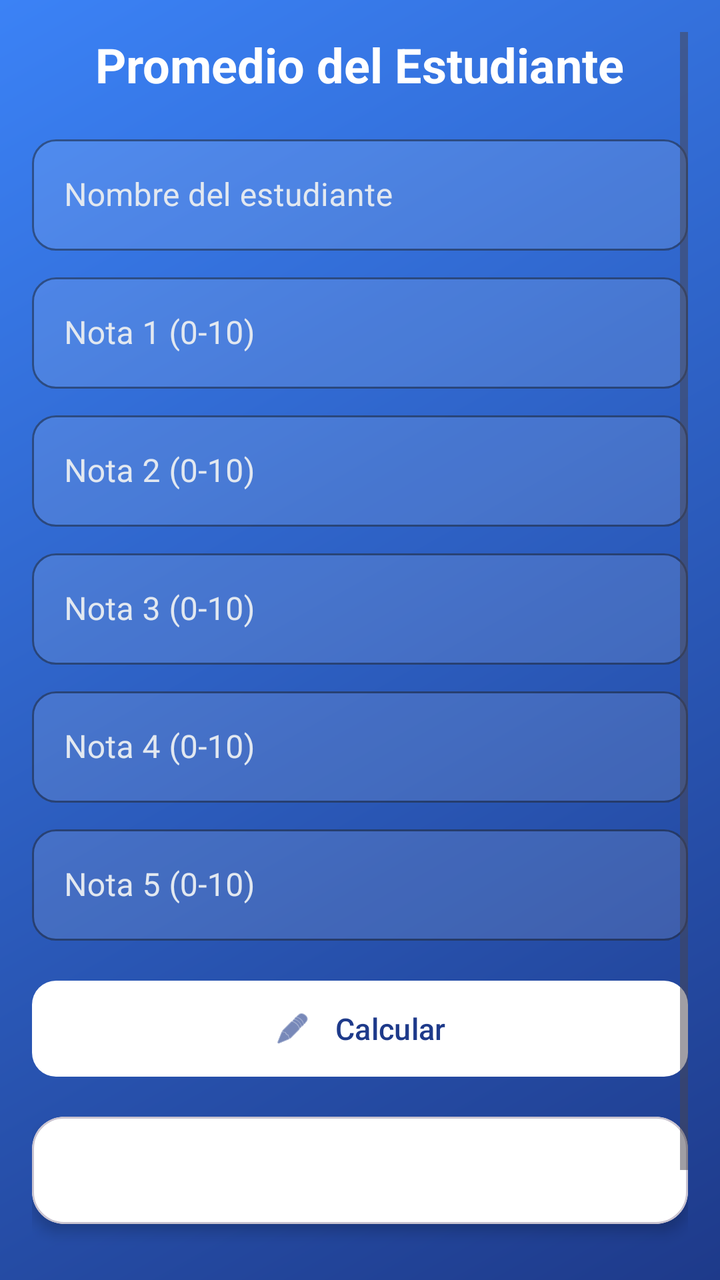
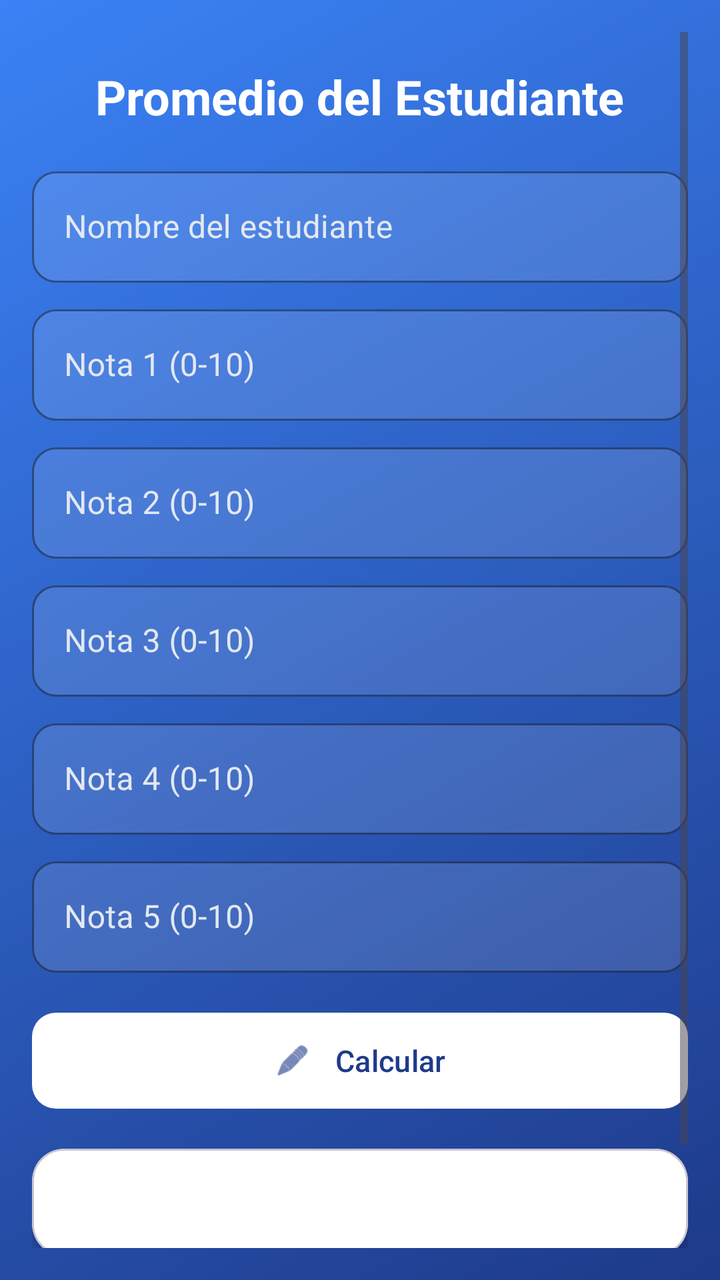

Compare the two renders of this Android layout. The source of the first and the diff that turns it into the second are given below.
<!-- AndroidManifest.xml: application theme Theme._1erDesafioDSM -->
<!-- res/layout/activity_promedio.xml -->
<?xml version="1.0" encoding="utf-8"?>
<ScrollView xmlns:android="http://schemas.android.com/apk/res/android"
    xmlns:app="http://schemas.android.com/apk/res-auto"
    android:layout_width="match_parent"
    android:layout_height="match_parent"
    android:background="@drawable/bg_gradient"
    android:padding="@dimen/padding_medium">

    <LinearLayout
        android:layout_width="match_parent"
        android:layout_height="wrap_content"
        android:orientation="vertical">

        
        <TextView
            android:layout_width="wrap_content"
            android:layout_height="wrap_content"
            android:text="@string/titulo_promedio"
            android:textSize="24sp"
            android:textStyle="bold"
            android:textColor="#FFFFFF"
            android:layout_gravity="center_horizontal"
            android:layout_marginBottom="@dimen/margin_medium" />

        
        <com.google.android.material.textfield.TextInputLayout
            style="@style/Widget.MaterialComponents.TextInputLayout.OutlinedBox"
            android:layout_width="match_parent"
            android:layout_height="wrap_content"
            android:hint="@string/hint_nombre_estudiante"
            android:textColorHint="#E2E8F0"
            app:boxBackgroundColor="#1EFFFFFF"
            app:boxCornerRadiusTopStart="12dp"
            app:boxCornerRadiusTopEnd="12dp"
            app:boxCornerRadiusBottomStart="12dp"
            app:boxCornerRadiusBottomEnd="12dp"
            app:boxStrokeColor="#FFFFFF"
            app:hintTextColor="#FFFFFF"
            android:layout_marginBottom="@dimen/margin_small">

            <com.google.android.material.textfield.TextInputEditText
                android:id="@+id/etNombreEstudiante"
                android:layout_width="match_parent"
                android:layout_height="wrap_content"
                android:inputType="textPersonName"
                android:textColor="#FFFFFF" />
        </com.google.android.material.textfield.TextInputLayout>

        
        <com.google.android.material.textfield.TextInputLayout
            style="@style/Widget.MaterialComponents.TextInputLayout.OutlinedBox"
            android:layout_width="match_parent"
            android:layout_height="wrap_content"
            android:hint="@string/hint_nota1"
            android:textColorHint="#E2E8F0"
            app:boxBackgroundColor="#1EFFFFFF"
            app:boxCornerRadiusTopStart="12dp"
            app:boxCornerRadiusTopEnd="12dp"
            app:boxCornerRadiusBottomStart="12dp"
            app:boxCornerRadiusBottomEnd="12dp"
            app:boxStrokeColor="#FFFFFF"
            app:hintTextColor="#FFFFFF"
            android:layout_marginBottom="@dimen/margin_small">

            <com.google.android.material.textfield.TextInputEditText
                android:id="@+id/etNota1"
                android:layout_width="match_parent"
                android:layout_height="wrap_content"
                android:inputType="numberDecimal"
                android:textColor="#FFFFFF" />
        </com.google.android.material.textfield.TextInputLayout>

        
        <com.google.android.material.textfield.TextInputLayout
            style="@style/Widget.MaterialComponents.TextInputLayout.OutlinedBox"
            android:layout_width="match_parent"
            android:layout_height="wrap_content"
            android:hint="@string/hint_nota2"
            android:textColorHint="#E2E8F0"
            app:boxBackgroundColor="#1EFFFFFF"
            app:boxCornerRadiusTopStart="12dp"
            app:boxCornerRadiusTopEnd="12dp"
            app:boxCornerRadiusBottomStart="12dp"
            app:boxCornerRadiusBottomEnd="12dp"
            app:boxStrokeColor="#FFFFFF"
            app:hintTextColor="#FFFFFF"
            android:layout_marginBottom="@dimen/margin_small">

            <com.google.android.material.textfield.TextInputEditText
                android:id="@+id/etNota2"
                android:layout_width="match_parent"
                android:layout_height="wrap_content"
                android:inputType="numberDecimal"
                android:textColor="#FFFFFF" />
        </com.google.android.material.textfield.TextInputLayout>

        
        <com.google.android.material.textfield.TextInputLayout
            style="@style/Widget.MaterialComponents.TextInputLayout.OutlinedBox"
            android:layout_width="match_parent"
            android:layout_height="wrap_content"
            android:hint="@string/hint_nota3"
            android:textColorHint="#E2E8F0"
            app:boxBackgroundColor="#1EFFFFFF"
            app:boxCornerRadiusTopStart="12dp"
            app:boxCornerRadiusTopEnd="12dp"
            app:boxCornerRadiusBottomStart="12dp"
            app:boxCornerRadiusBottomEnd="12dp"
            app:boxStrokeColor="#FFFFFF"
            app:hintTextColor="#FFFFFF"
            android:layout_marginBottom="@dimen/margin_small">

            <com.google.android.material.textfield.TextInputEditText
                android:id="@+id/etNota3"
                android:layout_width="match_parent"
                android:layout_height="wrap_content"
                android:inputType="numberDecimal"
                android:textColor="#FFFFFF" />
        </com.google.android.material.textfield.TextInputLayout>

        
        <com.google.android.material.textfield.TextInputLayout
            style="@style/Widget.MaterialComponents.TextInputLayout.OutlinedBox"
            android:layout_width="match_parent"
            android:layout_height="wrap_content"
            android:hint="@string/hint_nota4"
            android:textColorHint="#E2E8F0"
            app:boxBackgroundColor="#1EFFFFFF"
            app:boxCornerRadiusTopStart="12dp"
            app:boxCornerRadiusTopEnd="12dp"
            app:boxCornerRadiusBottomStart="12dp"
            app:boxCornerRadiusBottomEnd="12dp"
            app:boxStrokeColor="#FFFFFF"
            app:hintTextColor="#FFFFFF"
            android:layout_marginBottom="@dimen/margin_small">

            <com.google.android.material.textfield.TextInputEditText
                android:id="@+id/etNota4"
                android:layout_width="match_parent"
                android:layout_height="wrap_content"
                android:inputType="numberDecimal"
                android:textColor="#FFFFFF" />
        </com.google.android.material.textfield.TextInputLayout>

        
        <com.google.android.material.textfield.TextInputLayout
            style="@style/Widget.MaterialComponents.TextInputLayout.OutlinedBox"
            android:layout_width="match_parent"
            android:layout_height="wrap_content"
            android:hint="@string/hint_nota5"
            android:textColorHint="#E2E8F0"
            app:boxBackgroundColor="#1EFFFFFF"
            app:boxCornerRadiusTopStart="12dp"
            app:boxCornerRadiusTopEnd="12dp"
            app:boxCornerRadiusBottomStart="12dp"
            app:boxCornerRadiusBottomEnd="12dp"
            app:boxStrokeColor="#FFFFFF"
            app:hintTextColor="#FFFFFF"
            android:layout_marginBottom="@dimen/margin_medium">

            <com.google.android.material.textfield.TextInputEditText
                android:id="@+id/etNota5"
                android:layout_width="match_parent"
                android:layout_height="wrap_content"
                android:inputType="numberDecimal"
                android:textColor="#FFFFFF" />
        </com.google.android.material.textfield.TextInputLayout>

        
        <com.google.android.material.button.MaterialButton
            android:id="@+id/btnCalcularPromedio"
            android:layout_width="match_parent"
            android:layout_height="56dp"
            android:text="@string/btn_calcular"
            android:textSize="15sp"
            android:textAllCaps="false"
            android:textColor="#1E3A8A"
            app:backgroundTint="#FFFFFF"
            app:iconTint="#1E3A8A"
            app:cornerRadius="12dp"
            app:icon="@android:drawable/ic_menu_edit"
            app:iconGravity="textStart"
            app:iconPadding="12dp"
            android:layout_marginBottom="@dimen/margin_medium" />

        
        <com.google.android.material.card.MaterialCardView
            android:layout_width="match_parent"
            android:layout_height="wrap_content"
            app:cardCornerRadius="16dp"
            app:cardElevation="4dp"
            app:cardBackgroundColor="#FFFFFF">

            <TextView
                android:id="@+id/tvResultado"
                android:layout_width="match_parent"
                android:layout_height="wrap_content"
                android:textSize="@dimen/text_body_size"
                android:textColor="#0F172A"
                android:textStyle="bold"
                android:padding="@dimen/padding_medium"
                android:gravity="center" />
        </com.google.android.material.card.MaterialCardView>

        
        <com.google.android.material.button.MaterialButton
            android:id="@+id/btnRegresarMenu"
            style="@style/Widget.MaterialComponents.Button.OutlinedButton"
            android:layout_width="match_parent"
            android:layout_height="56dp"
            android:text="Regresar al Menú"
            android:textSize="15sp"
            android:textAllCaps="false"
            android:textColor="#FFFFFF"
            app:strokeColor="#FFFFFF"
            app:strokeWidth="2dp"
            app:cornerRadius="12dp"
            app:icon="@android:drawable/ic_menu_revert"
            app:iconTint="#FFFFFF"
            app:iconGravity="textStart"
            app:iconPadding="12dp"
            android:layout_marginTop="@dimen/margin_medium" />

    </LinearLayout>
</ScrollView>
<!-- resources referenced by this layout -->
<resources>
  <dimen name="margin_medium">16dp</dimen>
  <dimen name="margin_small">8dp</dimen>
  <dimen name="padding_medium">16dp</dimen>
  <dimen name="text_body_size">16sp</dimen>
  <!-- drawable bg_gradient (drawable) -->
  <?xml version="1.0" encoding="utf-8"?>
  <shape xmlns:android="http://schemas.android.com/apk/res/android"
      android:shape="rectangle">
      <gradient
          android:angle="135"
          android:startColor="#1E3A8A"
          android:endColor="#3B82F6" />
  </shape>
  <string name="btn_calcular">Calcular</string>
  <string name="hint_nombre_estudiante">Nombre del estudiante</string>
  <string name="hint_nota1">Nota 1 (0-10)</string>
  <string name="hint_nota2">Nota 2 (0-10)</string>
  <string name="hint_nota3">Nota 3 (0-10)</string>
  <string name="hint_nota4">Nota 4 (0-10)</string>
  <string name="hint_nota5">Nota 5 (0-10)</string>
  <string name="titulo_promedio">Promedio del Estudiante</string>
  <style name="Theme._1erDesafioDSM" parent="Base.Theme._1erDesafioDSM" />
  <style name="Base.Theme._1erDesafioDSM" parent="Theme.Material3.DayNight.NoActionBar">
          
          
      </style>
</resources>

<!-- the commit's change to res/layout/activity_promedio.xml (unified diff, before → after) -->
@@ -4,6 +4,7 @@
     android:layout_width="match_parent"
     android:layout_height="match_parent"
     android:background="@drawable/bg_gradient"
+    android:fitsSystemWindows="true"
     android:padding="@dimen/padding_medium">
 
     <LinearLayout
@@ -20,6 +21,7 @@
             android:textStyle="bold"
             android:textColor="#FFFFFF"
             android:layout_gravity="center_horizontal"
+            android:layout_marginTop="16dp"
             android:layout_marginBottom="@dimen/margin_medium" />
 
         
